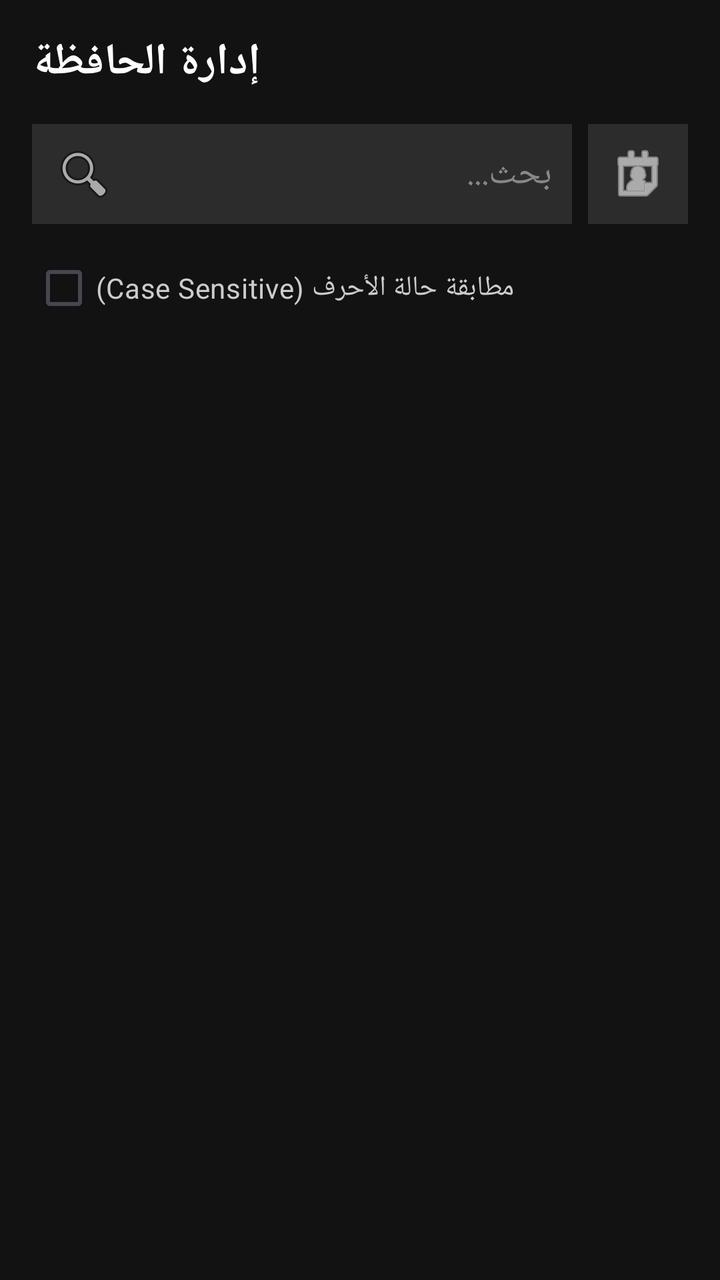
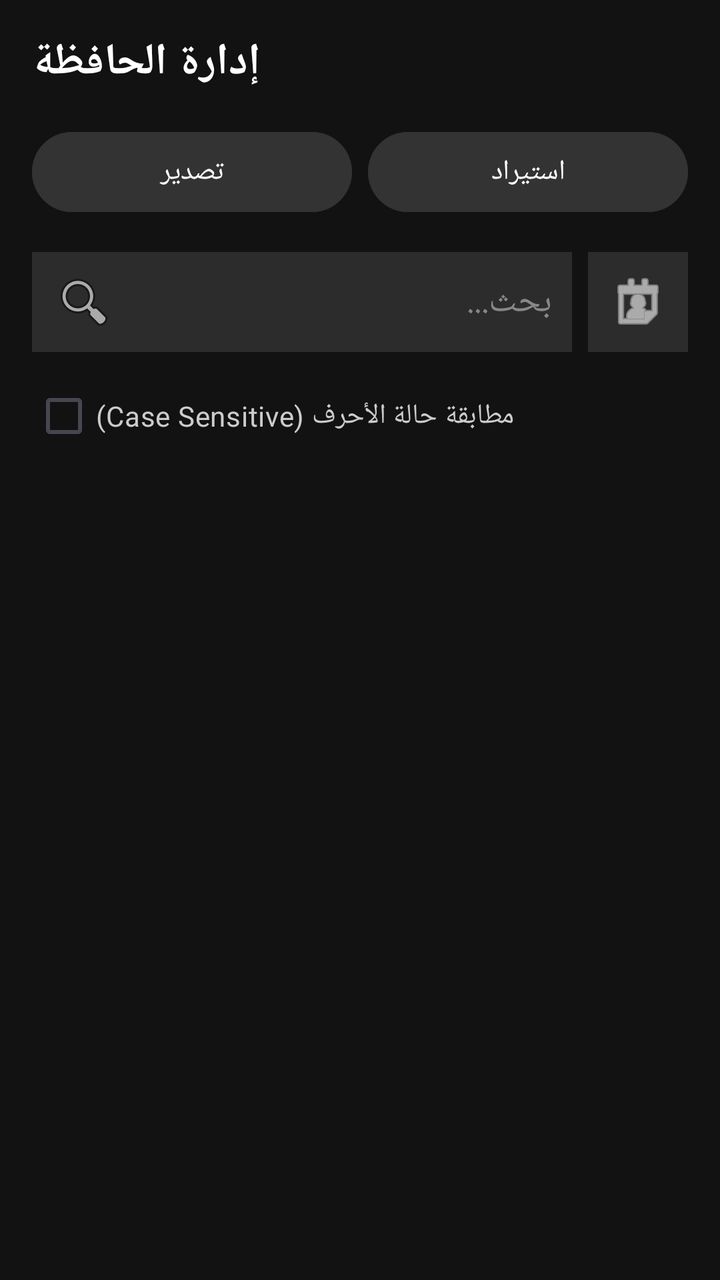

The first picture is an Android layout as it rendered before a commit; the second is the same layout after the commit. The layout source and the unified diff follow.
<!-- AndroidManifest.xml: application theme Theme.HelloWorld -->
<!-- res/layout/activity_clipboard_manage.xml -->
<?xml version="1.0" encoding="utf-8"?>
<LinearLayout xmlns:android="http://schemas.android.com/apk/res/android"
    android:layout_width="match_parent"
    android:layout_height="match_parent"
    android:orientation="vertical"
    android:background="#121212"
    android:padding="16dp">

    <TextView
        android:layout_width="wrap_content"
        android:layout_height="wrap_content"
        android:text="إدارة الحافظة"
        android:textColor="#FFFFFF"
        android:textSize="22sp"
        android:textStyle="bold"
        android:layout_marginBottom="16dp"/>

    <LinearLayout
        android:layout_width="match_parent"
        android:layout_height="wrap_content"
        android:orientation="horizontal"
        android:layout_marginBottom="8dp">
        
        <EditText
            android:id="@+id/et_search"
            android:layout_width="0dp"
            android:layout_height="50dp"
            android:layout_weight="1"
            android:hint="بحث..."
            android:textColorHint="#888888"
            android:textColor="#FFFFFF"
            android:background="#2C2C2C"
            android:padding="10dp"
            android:drawableStart="@android:drawable/ic_menu_search"
            android:drawablePadding="10dp"
            android:layout_marginEnd="8dp"/>

        <ImageButton
            android:id="@+id/btn_filter_date"
            android:layout_width="50dp"
            android:layout_height="50dp"
            android:src="@android:drawable/ic_menu_my_calendar"
            android:background="#2C2C2C"
            android:contentDescription="فلترة بالتاريخ"
            android:tint="#FFFFFF"/>
    </LinearLayout>
    
    <CheckBox
        android:id="@+id/cb_case_sensitive"
        android:layout_width="wrap_content"
        android:layout_height="wrap_content"
        android:text="مطابقة حالة الأحرف (Case Sensitive)"
        android:textColor="#CCCCCC"
        android:layout_marginBottom="16dp"/>

    
    <FrameLayout
        android:layout_width="match_parent"
        android:layout_height="match_parent">

        <androidx.recyclerview.widget.RecyclerView
            android:id="@+id/rv_clipboard_manage"
            android:layout_width="match_parent"
            android:layout_height="match_parent"/>
            
        <ProgressBar
            android:id="@+id/progress_bar"
            android:layout_width="wrap_content"
            android:layout_height="wrap_content"
            android:layout_gravity="center"
            android:visibility="gone"
            android:indeterminateTint="#FFFFFF" /> 
    </FrameLayout>

</LinearLayout>
<!-- resources referenced by this layout -->
<resources>
  <style name="Theme.HelloWorld" parent="Base.Theme.HelloWorld" />
  <style name="Base.Theme.HelloWorld" parent="Theme.Material3.DayNight.NoActionBar">
          
          
      </style>
</resources>

<!-- the commit's change to res/layout/activity_clipboard_manage.xml (unified diff, before → after) -->
@@ -14,6 +14,33 @@
         android:textSize="22sp"
         android:textStyle="bold"
         android:layout_marginBottom="16dp"/>
+
+    
+    <LinearLayout
+        android:layout_width="match_parent"
+        android:layout_height="wrap_content"
+        android:orientation="horizontal"
+        android:layout_marginBottom="16dp">
+        
+        <Button
+            android:id="@+id/btn_export_clipboard"
+            android:layout_width="0dp"
+            android:layout_height="wrap_content"
+            android:layout_weight="1"
+            android:text="تصدير"
+            android:layout_marginEnd="8dp"
+            android:backgroundTint="#333333"
+            android:textColor="#FFFFFF"/>
+            
+        <Button
+            android:id="@+id/btn_import_clipboard"
+            android:layout_width="0dp"
+            android:layout_height="wrap_content"
+            android:layout_weight="1"
+            android:text="استيراد"
+            android:backgroundTint="#333333"
+            android:textColor="#FFFFFF"/>
+    </LinearLayout>
 
     <LinearLayout
         android:layout_width="match_parent"
@@ -53,7 +80,6 @@
         android:textColor="#CCCCCC"
         android:layout_marginBottom="16dp"/>
 
-    
     <FrameLayout
         android:layout_width="match_parent"
         android:layout_height="match_parent">
